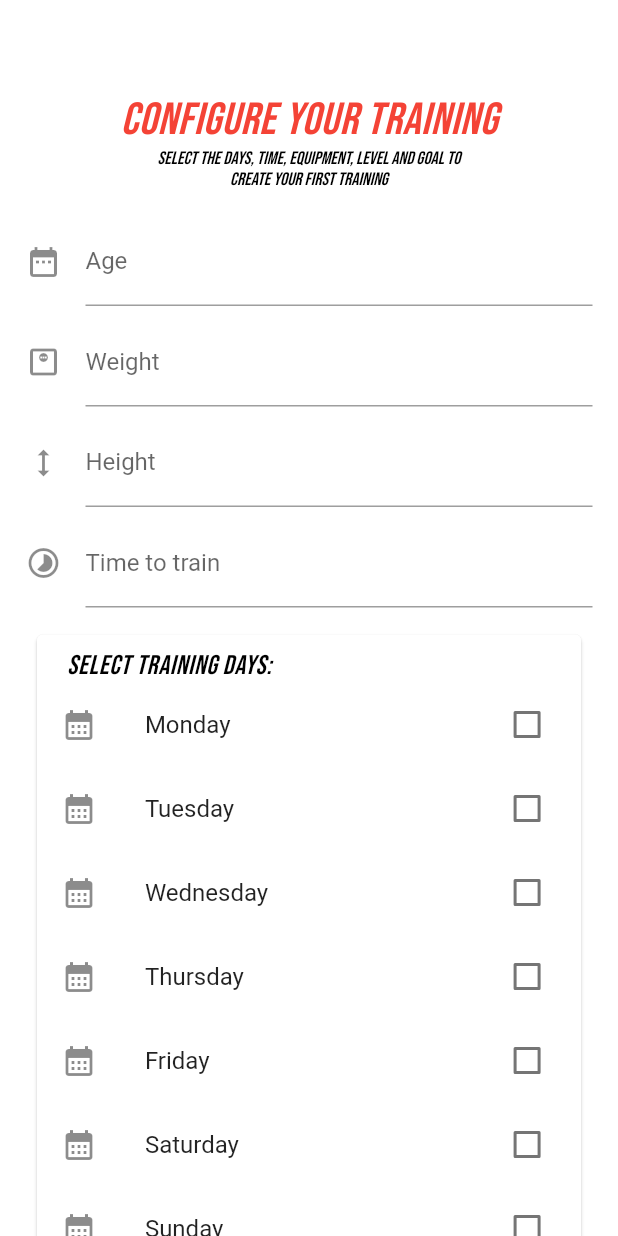
After one commit to albint3r/tobe_total, a Flutter app: the UpdateInitStatsScreen screen opened by its route, on a phone screen of 412 x 824 dp. The commit adds this screen. Run offline on Flutter 3.47's test engine with Material 2 defaults, Android fonts, the phone set to English and light mode, and no system bars; our stand-ins replace curved_navigation_bar, fl_chart, flutter_riverpod, percent_indicator, shared_preferences, sqflite and 3 more; missing offline and left inert: string_ext; accounts and stored records are empty; statements that could not run were skipped.

```diff
--- /dev/null
+++ b/lib/src/features/sign_in_and_update/presentation/forms/form_update_init_stats.dart
@@ -0,0 +1,54 @@
+import 'package:flutter/material.dart';
+import 'package:tobe_total/src/features/sign_in_and_update/presentation/fields/height_field.dart';
+import 'package:tobe_total/src/features/sign_in_and_update/presentation/submitbuttons/submit_new_client_form_button.dart';
+import '../../../common_widgets/headers_screens/header_screens.dart';
+import '../fields/age_field.dart';
+import '../fields/days_checkbox_field.dart';
+import '../fields/email_field.dart';
+import '../fields/equipment_checkbox_field.dart';
+import '../fields/last_name_field.dart';
+import '../fields/level_field.dart';
+import '../fields/name_field.dart';
+import '../fields/time_to_train_field.dart';
+import '../fields/weight_field.dart';
+import '../submitbuttons/submit_update_init_stats.dart';
+
+class UpdateInitStatsForm extends StatefulWidget {
+  const UpdateInitStatsForm({Key? key}) : super(key: key);
+
+  @override
+  UpdateInitStatsFormState createState() {
+    return UpdateInitStatsFormState();
+  }
+}
+
+class UpdateInitStatsFormState extends State<UpdateInitStatsForm> {
+  final _formKey = GlobalKey<FormState>();
+
+  @override
+  Widget build(BuildContext context) {
+    return Form(
+      key: _formKey,
+      child: SingleChildScrollView(
+        child: Column(
+          children: [
+            const H1Screens(
+              header: 'Configure your training',
+              isInListView: false,
+            ),
+            const SubTitleHeaderH1(
+                subHeader: 'Select the days, time, equipment, level and Goal to create your first training'),
+            const AgeField(),
+            const WeightField(),
+            const HeightField(),
+            const TimeToTrainField(),
+            const GroupDaysCheckFields(),
+            const EquipmentGroupCheckBoxFields(),
+            const GroupLevelCheckFields(),
+            SubmitUpdateInitStats(formKey: _formKey),
+          ],
+        ),
+      ),
+    );
+  }
+}
--- a/lib/src/repositories/client_repository.dart
+++ b/lib/src/repositories/client_repository.dart
@@ -236,7 +236,7 @@ class Client extends LocalDataBase {
         break;
       case ('Assault Bike'):
         {
-          assaultBike  = isSelectedEquip;
+          assaultBike = isSelectedEquip;
         }
         break;
     }
@@ -448,6 +448,49 @@ class Client extends LocalDataBase {
     add('users', 'name, last_name, email', "'$name', '$lastName', '$email'");
   }
 
+  /// Create a new user in the SQLite database
+  Future<void> updateInitStats() async {
+    print('updateInitStats-----------------');
+    Map<String, Object> columnsValues = {
+      'age': age,
+      'weight': weight,
+      'height': height,
+      'time_to_train': timeToTrain,
+      'monday': monday,
+      'tuesday': tuesday,
+      'wednesday': wednesday,
+      'thursday': thursday,
+      'friday': friday,
+      'saturday': saturday,
+      'sunday': sunday,
+      'no_equipment': noEquipment,
+      'dumbbells': dumbbells,
+      'kettlebells': kettlebells,
+      'bench': bench,
+      'barbell': barbell,
+      'weight_machines_selectorized': weightMachinesSelectorized,
+      'resistance_bands_cables': resistanceBandsCables,
+      'leggings': leggings,
+      'medicine_ball': medicineBall,
+      'stability_ball': stabilityBall,
+      'ball': ball,
+      'trx': trx,
+      'raised_platform_box': raisedPlatformBox,
+      'box': box,
+      'rings': rings,
+      'pull_up_bar': pullUpBar,
+      'parallels_bar': parallelsBar,
+      'wall': wall,
+      'pole': pole,
+      'trineo': trineo,
+      'rope': rope,
+      'wheel': wheel,
+      'assault_bike': assaultBike,
+      'level': level
+    };
+    update('users', columnsValues, 1);
+  }
+
   /// Return a map of the client's selected training days
   Future<Map<String, Object?>> trainingDayMap() async {
     String query =
--- a/lib/src/routes/const_url.dart
+++ b/lib/src/routes/const_url.dart
@@ -22,6 +22,7 @@ class ConstantsUrls {
   static String updateAthleteGoal = 'update_athlete_goal';
   static String updateEquipment= 'update_equipment';
   static String updateLevel= 'update_Level';
+  static String updateInitStat= 'update_init_stats';
 
   /// Return the screen route of the specified index.
   ///
--- a/lib/src/routes/routes.dart
+++ b/lib/src/routes/routes.dart
@@ -1,8 +1,8 @@
 import 'package:flutter/material.dart';
 import 'package:tobe_total/src/screens/forms/update_biometrics.dart';
 import '../screens/block_plan_screen.dart';
-import '../screens/forms/update_athlete_level.dart';
 import '../screens/forms/update_equipment.dart';
+import '../screens/forms/update_init_stats.dart';
 import '../screens/settings_menu_screen.dart';
 import '../screens/my_movements_screen.dart';
 import '../screens/progress_screen.dart';
@@ -38,7 +38,7 @@ class Routes {
       ConstantsUrls.updateTrainingItinerary: (context) => const UpdateTrainingItinerary(),
       ConstantsUrls.updateAthleteGoal: (context) => const UpdateAthleteGoal(),
       ConstantsUrls.updateEquipment: (context) => const UpdateAthletEquipment(),
-      ConstantsUrls.updateLevel: (context) => const UpdateAthleteLevel(),
+      ConstantsUrls.updateLevel: (context) => const UpdateInitStatsScreen(),
     };
   }
 
--- /dev/null
+++ b/lib/src/screens/forms/update_init_stats.dart
@@ -0,0 +1,14 @@
+import 'package:flutter/material.dart';
+import '../../features/sign_in_and_update/presentation/forms/form_update_init_stats.dart';
+import '../../features/sign_in_and_update/presentation/forms/update_athlete_goal.dart';
+
+class UpdateInitStatsScreen extends StatelessWidget {
+  const UpdateInitStatsScreen({Key? key}) : super(key: key);
+
+  @override
+  Widget build(BuildContext context) {
+    return const Scaffold(
+      body: UpdateInitStatsForm(),
+    );
+  }
+}
```
Also changed, not shown: lib/src/features/common_widgets/floating_action_btn/float_action_bottom_btn_create_training_week.dart (+24 -6 lines), lib/src/features/sign_in_and_update/presentation/submitbuttons/submit_update_init_stats.dart (added, +60 -0 lines), lib/src/providers/training_oracle/movement_creator/movement_creator.dart (+30 -1 lines), lib/src/providers/training_oracle/movements_selector/abstract_modes/modes.dart (+8 -0 lines), lib/src/repositories/movement_history_repository.dart (+9 -3 lines).
